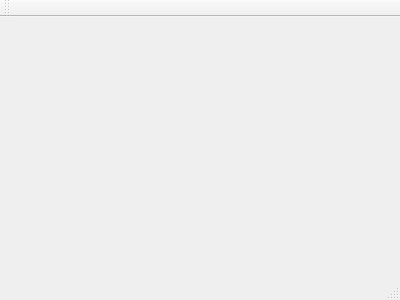
Qt form JopeEditor/mainwindow.ui (PatatesIDracs/Colorines-Programming) before a commit.
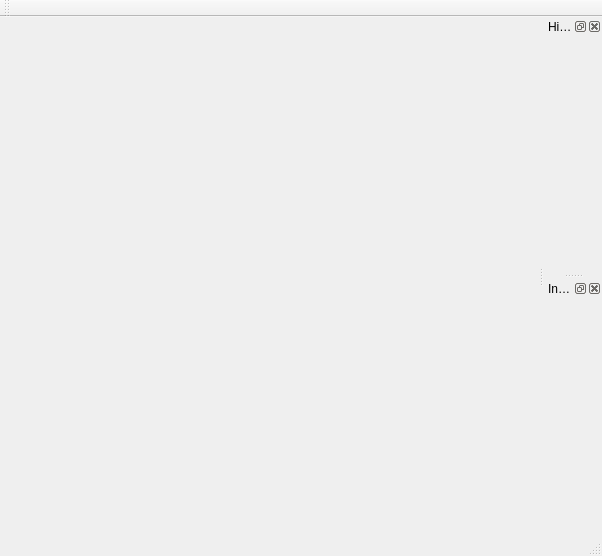
The same form after that commit.

```diff
--- a/JopeEditor/mainwindow.ui
+++ b/JopeEditor/mainwindow.ui
@@ -1,24 +1,57 @@
 <ui version="4.0">
  <class>MainWindow</class>
- <widget class="QMainWindow" name="MainWindow" >
-  <property name="geometry" >
+ <widget class="QMainWindow" name="MainWindow">
+  <property name="geometry">
    <rect>
     <x>0</x>
     <y>0</y>
-    <width>400</width>
-    <height>300</height>
+    <width>602</width>
+    <height>556</height>
    </rect>
   </property>
   <property name="windowTitle" >
    <string>MainWindow</string>
   </property>
-  <widget class="QMenuBar" name="menuBar" />
-  <widget class="QToolBar" name="mainToolBar" />
-  <widget class="QWidget" name="centralWidget" />
-  <widget class="QStatusBar" name="statusBar" />
+  <widget class="QWidget" name="centralWidget"/>
+  <widget class="QMenuBar" name="menuBar">
+   <property name="geometry">
+    <rect>
+     <x>0</x>
+     <y>0</y>
+     <width>602</width>
+     <height>21</height>
+    </rect>
+   </property>
+  </widget>
+  <widget class="QToolBar" name="mainToolBar">
+   <attribute name="toolBarArea">
+    <enum>TopToolBarArea</enum>
+   </attribute>
+   <attribute name="toolBarBreak">
+    <bool>false</bool>
+   </attribute>
+  </widget>
+  <widget class="QStatusBar" name="statusBar"/>
+  <widget class="QDockWidget" name="dock_hierachy">
+   <property name="windowTitle">
+    <string>Hierachy</string>
+   </property>
+   <attribute name="dockWidgetArea">
+    <number>2</number>
+   </attribute>
+   <widget class="QWidget" name="dockWidgetContents"/>
+  </widget>
+  <widget class="QDockWidget" name="dock_inspector">
+   <property name="windowTitle">
+    <string>Inspector</string>
+   </property>
+   <attribute name="dockWidgetArea">
+    <number>2</number>
+   </attribute>
+   <widget class="QWidget" name="dockWidgetContents_2"/>
+  </widget>
  </widget>
- <layoutDefault spacing="6" margin="11" />
- <pixmapfunction></pixmapfunction>
+ <layoutdefault spacing="6" margin="11"/>
  <resources/>
  <connections/>
 </ui>
```
Left out of the diff: 3 changed lines with no effect on the pictures.
